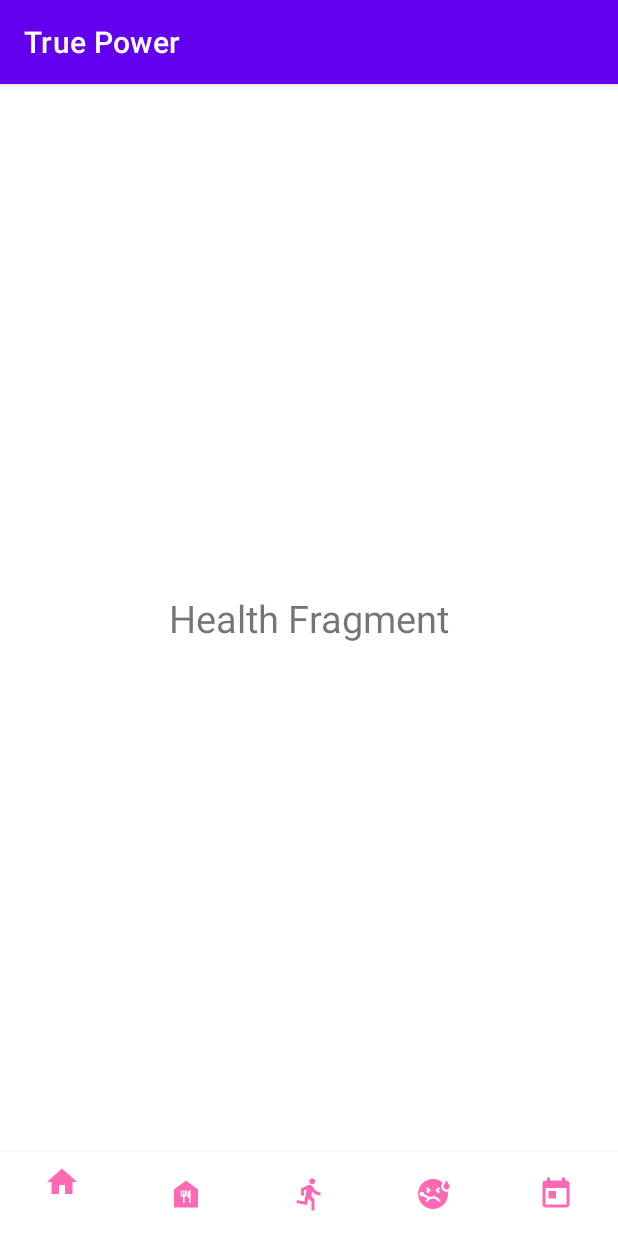
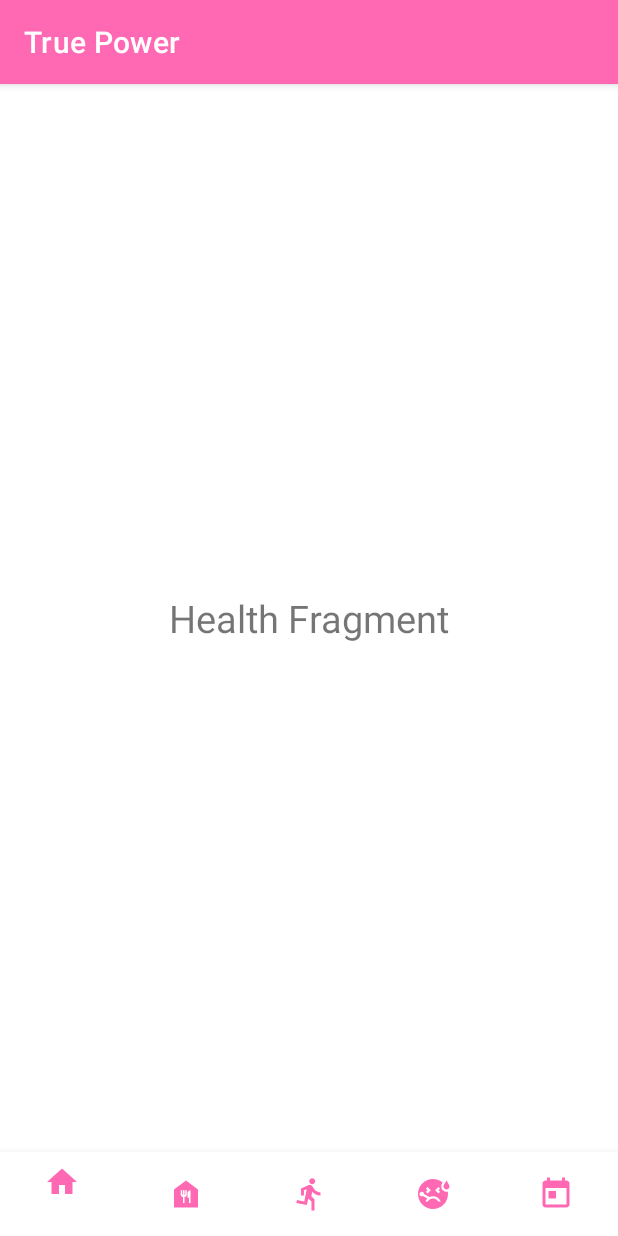
Before and after one commit to ChathurikaThathsarani/Y2S2_MAD, an Android app: the fragment HealthFragment placed in its activity, on a phone screen of 412 x 824 dp. Run offline under Robolectric (Android 15) with nearby library versions, the phone set to English and light mode, and no system bars.

Commit message:
Change the label color and text of home fragments

```diff
--- a/app/src/main/java/com/example/truepower/MainActivity.java
+++ b/app/src/main/java/com/example/truepower/MainActivity.java
@@ -4,7 +4,6 @@ import androidx.appcompat.app.AppCompatActivity;
 
 import android.os.Bundle;
 import android.view.MenuItem;
-
 import com.google.android.material.bottomnavigation.BottomNavigationItemView;
 import com.google.android.material.bottomnavigation.BottomNavigationView;
 import com.google.android.material.navigation.NavigationBarView;
@@ -32,18 +31,23 @@ public class MainActivity extends AppCompatActivity {
                 switch(item.getItemId()){
                     case R.id.home:
                         getSupportFragmentManager().beginTransaction().replace(R.id.container,homeFragment).commit();
+                        setTitle("Home");
                         return true;
                     case R.id.health:
                         getSupportFragmentManager().beginTransaction().replace(R.id.container,healthFragment).commit();
+                        setTitle("My Health");
                         return true;
                     case R.id.meal:
                         getSupportFragmentManager().beginTransaction().replace(R.id.container,mealFragment).commit();
+                        setTitle("My Meal");
                         return true;
                     case R.id.todo:
                         getSupportFragmentManager().beginTransaction().replace(R.id.container,todoFragment).commit();
+                        setTitle("My Routine");
                         return true;
                     case R.id.workout:
                         getSupportFragmentManager().beginTransaction().replace(R.id.container,workoutFragment).commit();
+                        setTitle("My Workout");
                         return true;
                 }
                 return false;
--- a/app/src/main/res/layout/fragment_health.xml
+++ b/app/src/main/res/layout/fragment_health.xml
@@ -3,7 +3,8 @@
     xmlns:tools="http://schemas.android.com/tools"
     android:layout_width="match_parent"
     android:layout_height="match_parent"
-    tools:context=".HealthFragment">
+    tools:context=".HealthFragment"
+    android:label="My Health">
 
     <!-- TODO: Update blank fragment layout -->
     <TextView
--- a/app/src/main/res/values/themes.xml
+++ b/app/src/main/res/values/themes.xml
@@ -2,8 +2,8 @@
     <!-- Base application theme. -->
     <style name="Theme.TruePower" parent="Theme.MaterialComponents.DayNight.DarkActionBar">
         <!-- Primary brand color. -->
-        <item name="colorPrimary">@color/purple_500</item>
-        <item name="colorPrimaryVariant">@color/purple_700</item>
+        <item name="colorPrimary">@color/pink</item>
+        <item name="colorPrimaryVariant">@color/black</item>
         <item name="colorOnPrimary">@color/white</item>
         <!-- Secondary brand color. -->
         <item name="colorSecondary">@color/teal_200</item>
```
